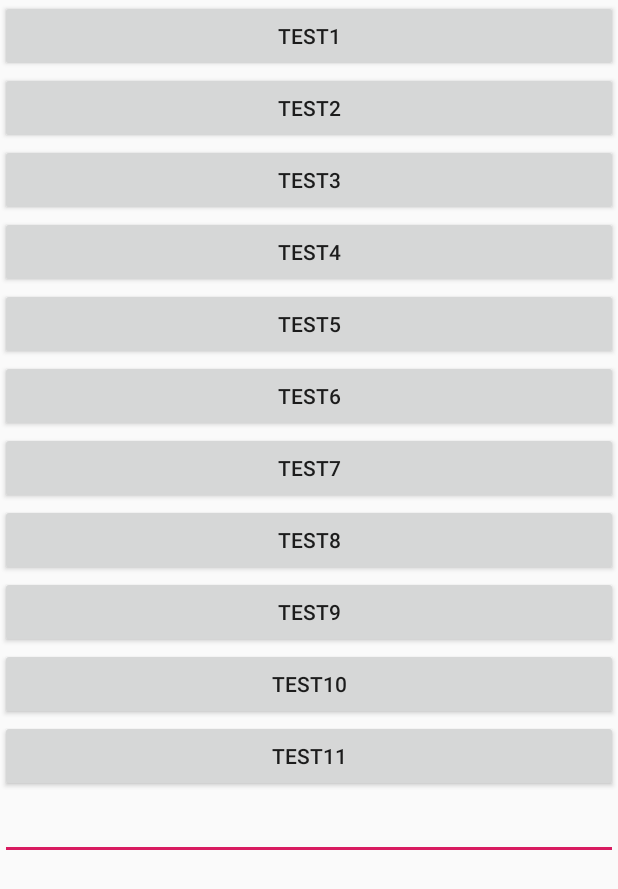
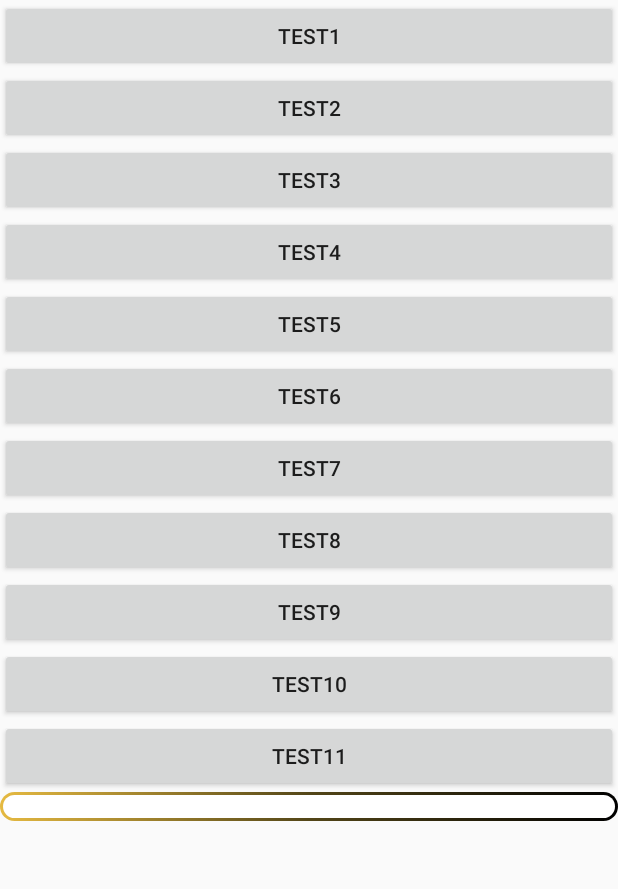
Before and after one commit to yeongjun-kim/Coinreturns, an Android app: the BinanceActivity screen opened directly, with no data from a screen before it, on a phone screen of 412 x 824 dp. Shown: the top 889 px of the screen. Run offline under Robolectric (Android 15) with nearby library versions, the phone set to English and light mode, and no system bars; our stand-ins replace Room's generated code, RxJava, data binding; 2 statements that could not run were skipped.

Commit message:
Blueprint Over

```diff
--- a/app/src/main/java/com/yj/coinreturns/view/BinanceActivity.kt
+++ b/app/src/main/java/com/yj/coinreturns/view/BinanceActivity.kt
@@ -48,10 +48,10 @@ class BinanceActivity : AppCompatActivity() {
         })
 
         binanceViewModel.getAllFromRoom().observe(this, Observer { list ->
-//            list.forEachIndexed { index, coin ->
-//                Log.d("fhrm", "BinanceActivity -onCreate(),    index: ${index}, coin: ${coin}")
-//            }
-//            Log.d("fhrm", " ")
+            list.forEachIndexed { index, coin ->
+                Log.d("fhrm", "BinanceActivity -onCreate(),    index: ${index}, coin: ${coin}")
+            }
+            Log.d("fhrm", " ")
         })
 
 
@@ -98,16 +98,17 @@ class BinanceActivity : AppCompatActivity() {
     }
 
 
+
     private val mDelayHandler: Handler by lazy {
         Handler()
     }
 
     private fun waitGetHaveToCheckSymbol() {
-        mDelayHandler.postDelayed(::getHaveToCheckSymbol, 15000) // 15초 후에 showGuest 함수를 실행한다.
+        mDelayHandler.postDelayed(::getHaveToCheckSymbol, 13000) // 15초 후에 showGuest 함수를 실행한다.
     }
 
     private fun waitRefreshProfit() {
-        mDelayHandler.postDelayed(::refreshProfit, 2000) // 10초 후에 showGuest 함수를 실행한다.
+        mDelayHandler.postDelayed(::refreshProfit, 3000) // 10초 후에 showGuest 함수를 실행한다.
     }
 
 
--- /dev/null
+++ b/app/src/main/res/drawable/result_drawable_binance.xml
@@ -0,0 +1,7 @@
+<?xml version="1.0" encoding="utf-8"?>
+<layer-list xmlns:android="http://schemas.android.com/apk/res/android">
+
+    <item android:drawable="@drawable/round_border_binance"/>
+    <item android:drawable="@drawable/round_background" />
+
+</layer-list>
--- /dev/null
+++ b/app/src/main/res/drawable/round_background.xml
@@ -0,0 +1,13 @@
+<?xml version="1.0" encoding="utf-8"?>
+<shape xmlns:android="http://schemas.android.com/apk/res/android"
+    android:shape="rectangle">
+    <stroke
+        android:width="4dp"
+        android:color="@android:color/transparent" />
+    <gradient
+        android:startColor="#fff"
+        android:centerColor="#fff"
+        android:endColor="#fff"
+        android:angle="135"/>
+    <corners android:radius="15dp" />
+</shape>
--- /dev/null
+++ b/app/src/main/res/drawable/round_border_binance.xml
@@ -0,0 +1,9 @@
+<shape xmlns:android="http://schemas.android.com/apk/res/android">
+
+    <gradient
+        android:angle="315"
+        android:endColor="#000"
+        android:centerColor="#534618"
+        android:startColor="#E6BA41" />
+    <corners android:radius="10dp" />
+</shape>
--- a/app/src/main/res/layout/activity_binance.xml
+++ b/app/src/main/res/layout/activity_binance.xml
@@ -69,7 +69,8 @@
             android:layout_width="match_parent"
             android:layout_height="wrap_content"
             android:text="test11" />
-        <EditText
+        <TextView
+            android:background="@drawable/result_drawable_binance"
             android:id="@+id/test"
             android:layout_width="match_parent"
             android:layout_height="wrap_content" />
```
Also changed, not shown: app/src/main/java/com/yj/coinreturns/view/adapter/BinanceRvAdapter.kt (added, +69 -0 lines), app/src/main/java/com/yj/coinreturns/view/adapter/BindingAdapters.kt (added, +17 -0 lines), app/src/main/java/com/yj/coinreturns/viewModel/BinanceViewModel.kt (+40 -3 lines), app/src/main/res/layout/item_binance_rv.xml (added, +159 -0 lines).
